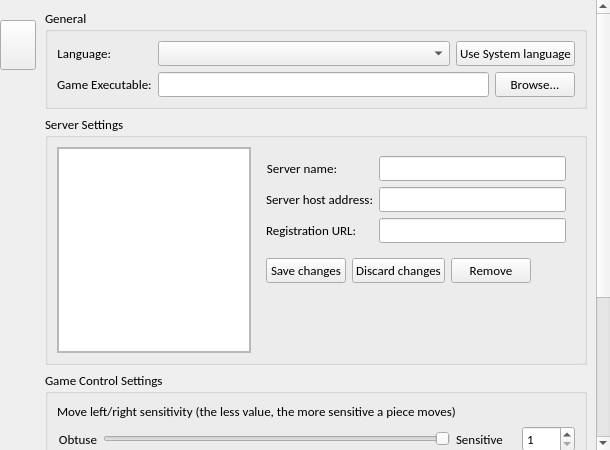
BSoD-Ultimate/TOPLauncher, file TOPLauncher/SettingsWidget.ui: the form before one commit.
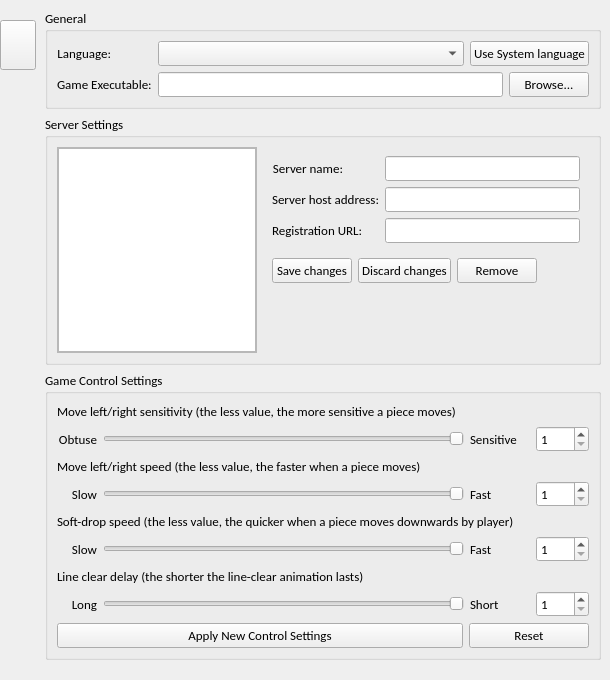
The form after the commit. Icons and pictures are not drawn.

The edit to the form file:
```diff
--- a/TOPLauncher/SettingsWidget.ui
+++ b/TOPLauncher/SettingsWidget.ui
@@ -7,7 +7,7 @@
     <x>0</x>
     <y>0</y>
     <width>610</width>
-    <height>450</height>
+    <height>680</height>
    </rect>
   </property>
   <property name="sizePolicy">
@@ -179,9 +179,9 @@
       <property name="geometry">
        <rect>
         <x>0</x>
-        <y>-179</y>
-        <width>555</width>
-        <height>629</height>
+        <y>0</y>
+        <width>572</width>
+        <height>680</height>
        </rect>
       </property>
       <layout class="QVBoxLayout" name="verticalLayout_9">
@@ -724,7 +724,7 @@
           <item>
            <widget class="QLabel" name="labelLineClearDelay">
             <property name="text">
-             <string comment="settingwidget_gamecontrol_line_clear_delay_desc">Line clear delay (the less value, the quicker next piece appears after lines were cleared)</string>
+             <string comment="settingwidget_gamecontrol_line_clear_delay_desc">Line clear delay (the shorter the line-clear animation lasts)</string>
             </property>
            </widget>
           </item>
```
